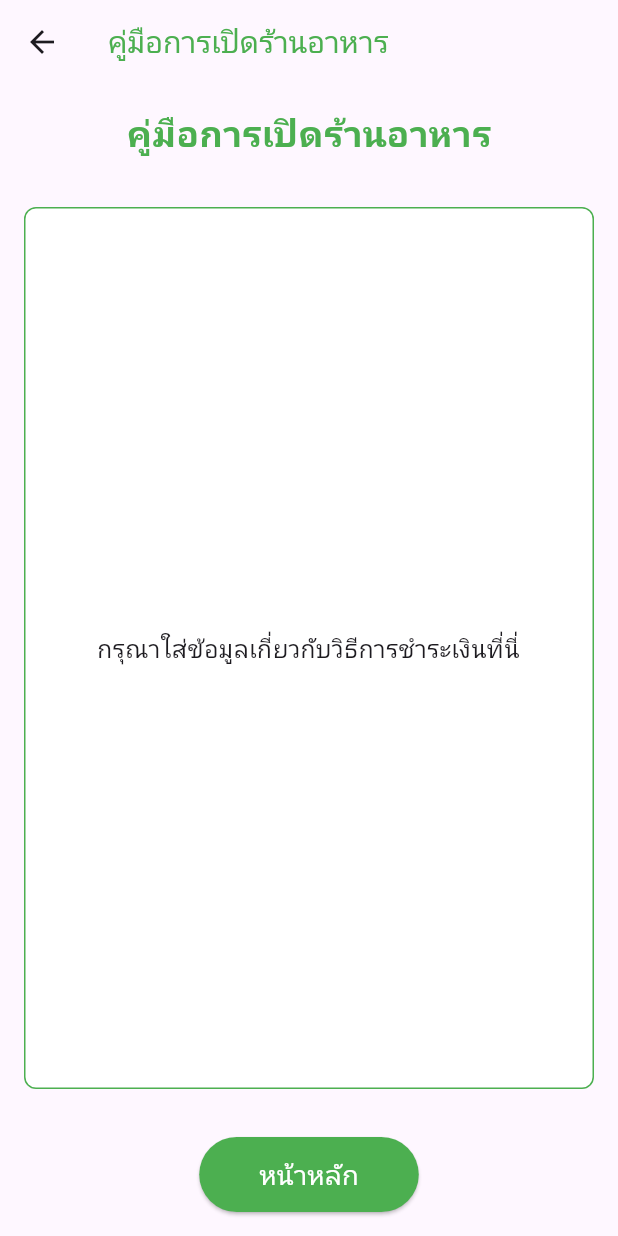
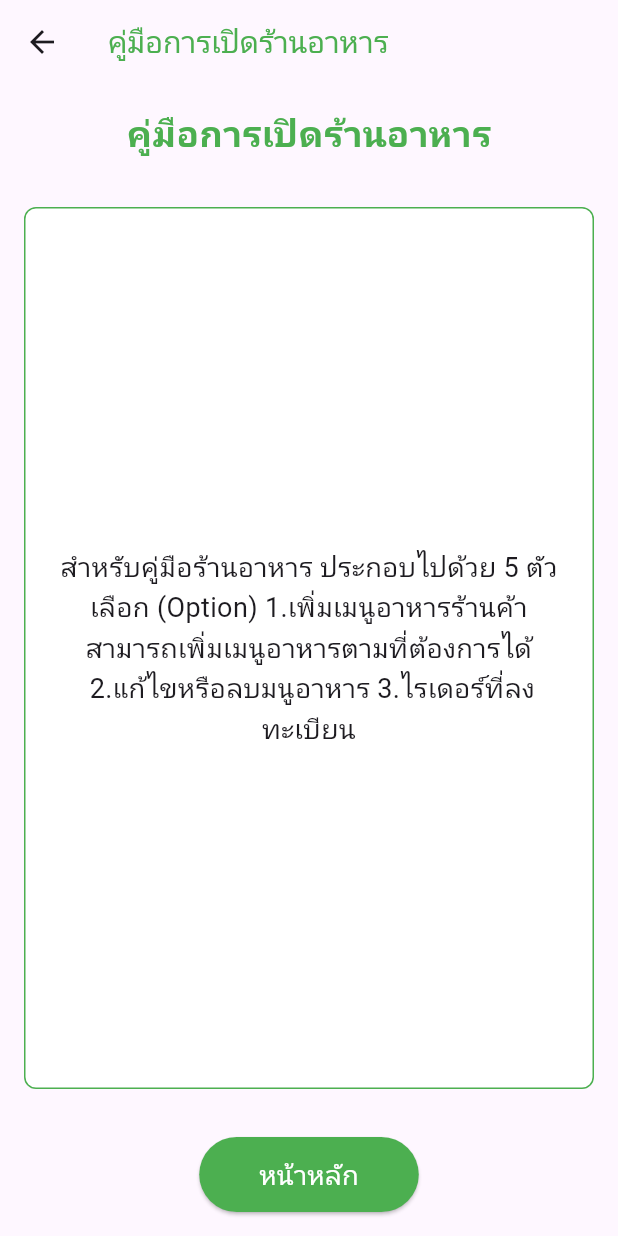
Before and after one commit to callmeohmnaja/Seafood_Main_App_Dev, a Flutter app: the ForStoreStoreguild screen opened directly, on a phone screen of 412 x 824 dp. Run offline on Flutter 3.47's test engine with Material 3 defaults, Android fonts, the phone set to English and light mode, and no system bars; our stand-ins replace cached_network_image, cloud_firestore, curved_navigation_bar, firebase_auth, firebase_core, firebase_storage and 3 more; accounts and stored records are empty; network calls fail.

```diff
--- a/lib/BookGuide/for_raider_page.dart
+++ b/lib/BookGuide/for_raider_page.dart
@@ -1,9 +1,9 @@
 import 'package:flutter/material.dart';
 import 'package:seafood_app/BookGuide/howtopay_page.dart';
 import 'package:seafood_app/BookGuide/oderguide_page.dart';
-import 'package:seafood_app/screen/food_app.dart';
 import 'package:seafood_app/screen/mainhome_page.dart';
 import 'package:seafood_app/screen/profile/profile.dart';
+import 'package:seafood_app/screen/raiderpage/raider_dashboard.dart';
 import 'package:seafood_app/screen/support_page.dart';
 
 class ForRaiderRaiderPage extends StatelessWidget {
@@ -12,7 +12,7 @@ class ForRaiderRaiderPage extends StatelessWidget {
     return Scaffold(
       appBar: AppBar(
         title: Text(
-          "gml",
+          "คู่มือไรเดอร์",
           style: TextStyle(fontSize: 20, color: Colors.green),
         ),
       ),
@@ -145,7 +145,7 @@ class ForRaiderRaiderPage extends StatelessWidget {
               onPressed: () {
                 Navigator.push(
                   context,
-                  MaterialPageRoute(builder: (context) => FoodApp()),
+                  MaterialPageRoute(builder: (context) => RaiderDashboard()),
                 );
               },
               style: ElevatedButton.styleFrom(
--- a/lib/BookGuide/for_store_storeguild.dart
+++ b/lib/BookGuide/for_store_storeguild.dart
@@ -1,6 +1,7 @@
 import 'package:flutter/material.dart';
 import 'package:seafood_app/storepage/store_dashboard.dart';
 
+// ignore: use_key_in_widget_constructors
 class ForStoreStoreguild extends StatelessWidget {
   @override
   Widget build(BuildContext context) {
@@ -41,8 +42,8 @@ class ForStoreStoreguild extends StatelessWidget {
               ),
               child: Center(
                 child: Text(
-                  'กรุณาใส่ข้อมูลเกี่ยวกับวิธีการชําระเงินที่นี่',
-                  style: TextStyle(fontSize: 16),
+                  'สําหรับคู่มือร้านอาหาร ประกอบไปด้วย 5 ตัวเลือก (Option) 1.เพิ่มเมนูอาหารร้านค้าสามารถเพิ่มเมนูอาหารตามที่ต้องการได้ \n 2.แก้ไขหรือลบมนูอาหาร 3.ไรเดอร์ที่ลงทะเบียน ',
+                  style: TextStyle(fontSize: 18),
                   textAlign: TextAlign.center,
                 ),
               ),
```
Also changed, not shown: lib/screen/raiderpage/raider_dashboard.dart (+6 -1 lines).
